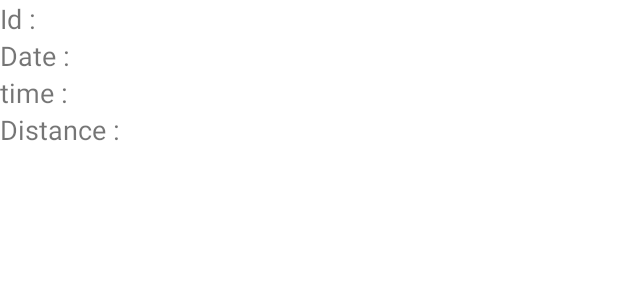
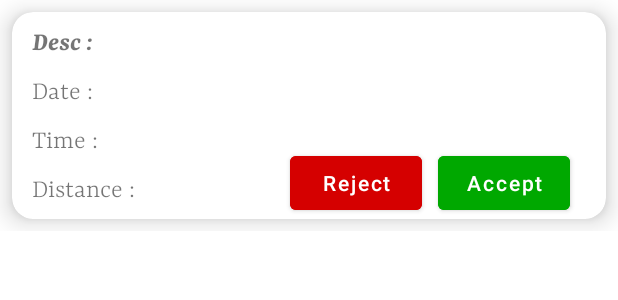
Before and after one commit to Kuldeep425/ElePlum, an Android app: the layout ele_note_row.xml on its own in the app's theme, with its tools: preview values and no code run, on a phone screen of 412 x 824 dp. Shown: the top 300 px of the screen. Run offline under Robolectric (Android 15) with nearby library versions, the phone set to English and light mode, and no system bars.

Commit message:
changed view for ele notification

```diff
--- a/app/src/main/res/layout/ele_note_row.xml
+++ b/app/src/main/res/layout/ele_note_row.xml
@@ -1,24 +1,40 @@
 <?xml version="1.0" encoding="utf-8"?>
-<LinearLayout
-    xmlns:android="http://schemas.android.com/apk/res/android"
+<LinearLayout xmlns:android="http://schemas.android.com/apk/res/android"
     android:layout_width="match_parent"
     android:layout_height="wrap_content"
+    xmlns:app="http://schemas.android.com/apk/res-auto">
+
+   <androidx.cardview.widget.CardView
+       android:layout_width="match_parent"
+       android:layout_height="wrap_content"
+       app:cardCornerRadius="14dp"
+       app:cardElevation="10dp"
+       android:layout_marginVertical="8dp"
+       android:layout_marginHorizontal="8dp"
        >
        <LinearLayout
            android:layout_width="match_parent"
            android:layout_height="wrap_content"
            android:orientation="vertical"
+
+
+           android:padding="3dp"
            >
            <TextView
+
                android:id="@+id/textId"
+               android:layout_marginVertical="5dp"
                android:layout_width="wrap_content"
                android:layout_height="wrap_content"
-            android:text="Id :"
+               android:fontFamily="@font/yrsabolditalic"
+               android:text="Desc :"
                android:textSize="18dp"
-
-
+               android:layout_marginLeft="10dp"
                />
            <TextView
+               android:layout_marginVertical="5dp"
+               android:fontFamily="@font/yrsalight"
+               android:layout_marginLeft="10dp"
                android:id="@+id/textDate"
                android:layout_width="wrap_content"
                android:layout_height="wrap_content"
@@ -28,16 +44,22 @@
 
                />
            <TextView
+               android:layout_marginLeft="10dp"
                android:id="@+id/textTime"
+               android:layout_marginVertical="5dp"
+               android:fontFamily="@font/yrsalight"
                android:layout_width="wrap_content"
                android:layout_height="wrap_content"
-            android:text="time :"
+               android:text="Time :"
                android:textSize="18dp"
 
 
                />
            <TextView
+               android:layout_marginLeft="10dp"
                android:id="@+id/textDistance"
+               android:layout_marginVertical="5dp"
+               android:fontFamily="@font/yrsalight"
                android:layout_width="wrap_content"
                android:layout_height="wrap_content"
                android:text="Distance :"
@@ -48,6 +70,34 @@
 
 
        </LinearLayout>
+       <LinearLayout
+           android:layout_width="wrap_content"
+           android:layout_height="wrap_content"
+           android:orientation="horizontal"
+           android:layout_marginTop="90dp"
+           android:layout_marginLeft="180dp">
+           <Button
+               android:layout_width="wrap_content"
+               android:layout_height="wrap_content"
+               android:layout_marginHorizontal="5dp"
+               android:textAllCaps="false"
+               android:backgroundTint="@color/red_700"
+               android:text="Reject"
+               />
+           <Button
+               android:layout_width="wrap_content"
+               android:layout_height="wrap_content"
+               android:text="Accept"
+               android:textAllCaps="false"
+               android:backgroundTint="@color/darkgrean"
+               android:layout_marginHorizontal="5dp"
+               />
+       </LinearLayout>
+
+
+   </androidx.cardview.widget.CardView>
+
+
 
 
 </LinearLayout>
```
Lines whose indentation alone changed are shown as unchanged.
